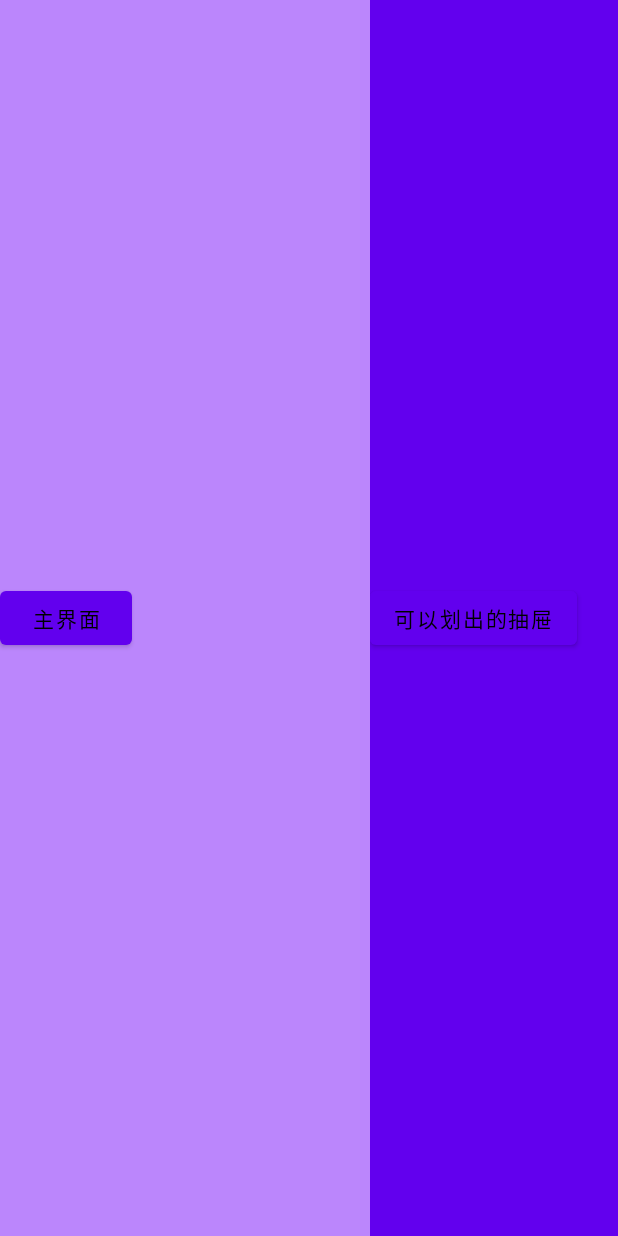
After one commit to liaors/DrawerLayout, an Android app: the layout activity_half_drawerlayout.xml on its own in the app's theme, with its tools: preview values and no code run, on a phone screen of 412 x 824 dp. The commit adds this screen. Run offline under Robolectric (Android 15) with nearby library versions, the phone set to English and light mode, and no system bars.

Commit message:
半隐藏式抽屉

```diff
--- a/app/src/main/AndroidManifest.xml
+++ b/app/src/main/AndroidManifest.xml
@@ -22,7 +22,7 @@
         </activity>
         <activity android:name="com.rs.drawerlayout.SlideMenuActivity" />
         <activity android:name="com.rs.drawerlayout.DoubleDrawerLayoutActivity" />
-        <activity android:name="com.rs.drawerlayout.XSearchActivity" />
+        <activity android:name="com.rs.drawerlayout.HalfOpenDrawerLayoutActivity" />
     </application>
 
 </manifest>
--- a/app/src/main/java/com/rs/drawerlayout/MainActivity.kt
+++ b/app/src/main/java/com/rs/drawerlayout/MainActivity.kt
@@ -21,7 +21,7 @@ class MainActivity : Activity() {
         }
 
         activityMainBinding.startSearchActivityBt.setOnClickListener {
-            startActivity(Intent(this,XSearchActivity::class.java))
+            startActivity(Intent(this,HalfOpenDrawerLayoutActivity::class.java))
         }
     }
 }
--- /dev/null
+++ b/app/src/main/res/layout/activity_half_drawerlayout.xml
@@ -0,0 +1,40 @@
+<?xml version="1.0" encoding="utf-8"?>
+<com.rs.mylibrary.HalfOpenDrawerLayout xmlns:android="http://schemas.android.com/apk/res/android"
+    xmlns:app="http://schemas.android.com/apk/res-auto"
+    android:layout_width="match_parent"
+    android:layout_height="match_parent"
+    android:orientation="vertical"
+    app:animationDuration="1000"
+    android:id="@+id/half_drawer_layout"
+    app:leftPercent="0.6">
+
+    <LinearLayout
+        android:layout_width="match_parent"
+        android:layout_height="match_parent"
+        android:background="@color/purple_200">
+
+        <Button
+            android:id="@+id/open_bt"
+            android:layout_gravity="center"
+            android:layout_width="wrap_content"
+            android:layout_height="wrap_content"
+            android:gravity="center"
+            android:text="主界面"
+            android:textColor="@color/black" />
+    </LinearLayout>
+
+    <LinearLayout
+        android:layout_width="match_parent"
+        android:layout_height="match_parent"
+        android:background="@color/purple_500">
+
+        <Button
+            android:id="@+id/close_bt"
+            android:layout_gravity="center"
+            android:layout_width="wrap_content"
+            android:layout_height="wrap_content"
+            android:gravity="center"
+            android:text="可以划出的抽屉"
+            android:textColor="@color/black" />
+    </LinearLayout>
+</com.rs.mylibrary.HalfOpenDrawerLayout>
--- a/drawerlayoutLib/src/main/java/com/rs/mylibrary/XSearchView.kt
+++ b/drawerlayoutLib/src/main/java/com/rs/mylibrary/HalfOpenDrawerLayout.kt
@@ -16,7 +16,7 @@ import kotlin.math.abs
  * @author liaorongsheng
  * @2023/11/07
  */
-class XSearchView @JvmOverloads constructor(
+class HalfOpenDrawerLayout @JvmOverloads constructor(
     context: Context,
     attrs: AttributeSet?,
     defStyle: Int = 0) : FrameLayout(context, attrs, defStyle) {
@@ -45,9 +45,9 @@ class XSearchView @JvmOverloads constructor(
         private const val TAG = "XLSearchView"
     }
     init {
-        val obtainStyledAttributes = context.obtainStyledAttributes(attrs, R.styleable.XSearchView)
-        duration = obtainStyledAttributes.getInteger(R.styleable.XSearchView_animationDuration,DEFAULT_DURATION)
-        leftPercent =  obtainStyledAttributes.getFloat(R.styleable.XSearchView_leftPercent,0.4f)
+        val obtainStyledAttributes = context.obtainStyledAttributes(attrs, R.styleable.HalfOpenDrawerLayout)
+        duration = obtainStyledAttributes.getInteger(R.styleable.HalfOpenDrawerLayout_animationDuration,DEFAULT_DURATION)
+        leftPercent =  obtainStyledAttributes.getFloat(R.styleable.HalfOpenDrawerLayout_leftPercent,0.4f)
         val screenWidth: Int = getScreenWidth()
         rightWidth = screenWidth
         leftWidth = (screenWidth * leftPercent).toInt()
--- a/drawerlayoutLib/src/main/res/values/attrs.xml
+++ b/drawerlayoutLib/src/main/res/values/attrs.xml
@@ -1,9 +1,10 @@
 <?xml version="1.0" encoding="utf-8"?>
 <resources>
 
-    <!-- 是否手动分离文本，防止被自动换行-->
-    <declare-styleable name="XSearchView">
+    <declare-styleable name="HalfOpenDrawerLayout">
+<!--           动画时长-->
         <attr name="animationDuration" format="integer" />
+<!--        左侧布局占比，即主界面占比-->
         <attr name="leftPercent"  format="float" />
     </declare-styleable>
 </resources>
```
Also changed, not shown: app/src/main/java/com/rs/drawerlayout/HalfOpenDrawerLayoutActivity.kt (renamed from app/src/main/java/com/rs/drawerlayout/XSearchActivity.kt, +7 -2 lines), app/src/main/res/layout/activity_search.xml (deleted, +0 -26 lines).
